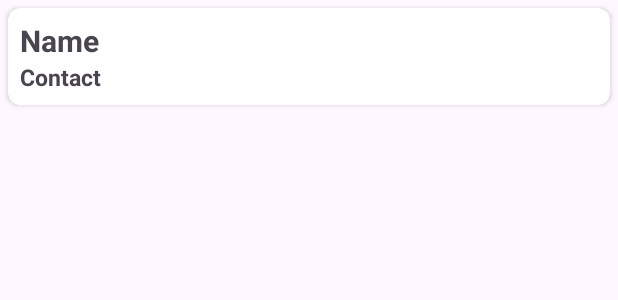
After one commit to jysh1023/Madcamp_Project1_COGAWE, an Android app: the layout item_contact.xml on its own in the app's theme, with its tools: preview values and no code run, on a phone screen of 412 x 824 dp. The commit adds this screen. Shown: the top 300 px of the screen. Run offline under Robolectric (Android 15) with nearby library versions, the phone set to English and light mode, and no system bars.

Commit message:
Contact List Added

```diff
--- a/app/build.gradle
+++ b/app/build.gradle
@@ -45,6 +45,8 @@ dependencies {
     testImplementation 'junit:junit:4.13.2'
     androidTestImplementation 'androidx.test.ext:junit:1.1.5'
     androidTestImplementation 'androidx.test.espresso:espresso-core:3.5.1'
-
+    implementation "androidx.cardview:cardview:1.0.0"
+    implementation 'androidx.recyclerview:recyclerview:1.1.0'
+    implementation 'com.google.code.gson:gson:2.8.6'
     implementation 'com.squareup.picasso:picasso:2.8'
 }
--- a/app/src/main/java/com/example/madcamp_project1/ViewAdapter.kt
+++ b/app/src/main/java/com/example/madcamp_project1/ViewAdapter.kt
@@ -3,6 +3,7 @@ package com.example.madcamp_project1
 import androidx.appcompat.app.AppCompatActivity
 import androidx.fragment.app.Fragment
 import androidx.viewpager2.adapter.FragmentStateAdapter
+import com.example.madcamp_project1.contact.ContactFragment
 import com.example.madcamp_project1.gallery.GalleryFragment
 import java.lang.RuntimeException
 
--- /dev/null
+++ b/app/src/main/java/com/example/madcamp_project1/contact/Contact.kt
@@ -0,0 +1,3 @@
+package com.example.madcamp_project1.contact
+
+class Contact: ArrayList<ContactData>()
--- /dev/null
+++ b/app/src/main/res/layout/item_contact.xml
@@ -0,0 +1,37 @@
+<?xml version="1.0" encoding="utf-8"?>
+<androidx.cardview.widget.CardView xmlns:android="http://schemas.android.com/apk/res/android"
+    xmlns:app="http://schemas.android.com/apk/res-auto"
+    xmlns:tools="http://schemas.android.com/tools"
+    android:layout_width="match_parent"
+    android:layout_height="wrap_content"
+    android:padding="8dp"
+    android:layout_margin="5dp"
+    app:cardCornerRadius="8dp">
+
+    <LinearLayout
+        android:layout_width="match_parent"
+        android:layout_height="wrap_content"
+        android:orientation="vertical"
+        android:padding="8dp">
+
+        <TextView
+            android:id="@+id/user_name"
+            android:layout_width="match_parent"
+            android:layout_height="wrap_content"
+            android:text="Name"
+            android:textStyle="bold"
+            android:textSize="20dp"/>
+
+        <TextView
+            android:id="@+id/user_contact"
+            android:layout_width="match_parent"
+            android:layout_height="wrap_content"
+            android:text="Contact"
+            android:textSize="15dp"
+            android:textStyle="bold"
+            tools:ignore="TextSizeCheck" />
+
+
+    </LinearLayout>
+
+</androidx.cardview.widget.CardView >
```
Also changed, not shown: app/src/main/assets/contact.json (added, +82 -0 lines), app/src/main/java/com/example/madcamp_project1/ContactFragment.kt (deleted, +0 -19 lines), app/src/main/java/com/example/madcamp_project1/contact/ContactData.kt (added, +9 -0 lines), app/src/main/java/com/example/madcamp_project1/contact/ContactFragment.kt (added, +59 -0 lines), app/src/main/java/com/example/madcamp_project1/contact/RecyclerViewAdapter.kt (added, +33 -0 lines), app/src/main/res/layout/fragment_contact.xml (+10 -4 lines).
